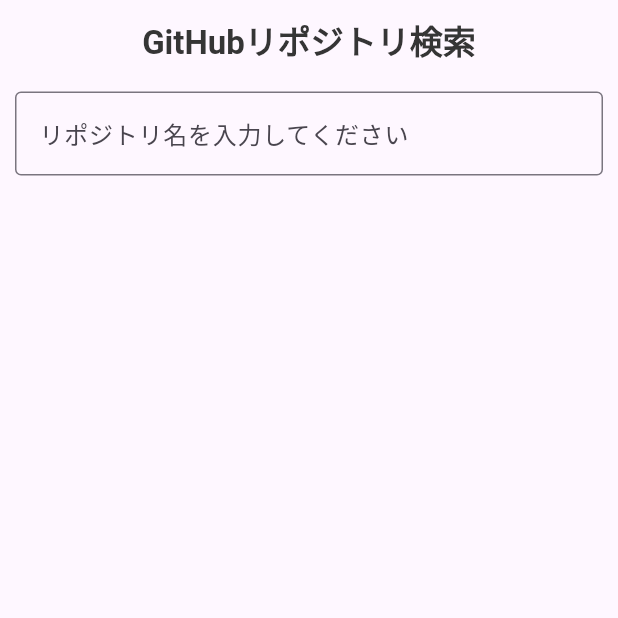
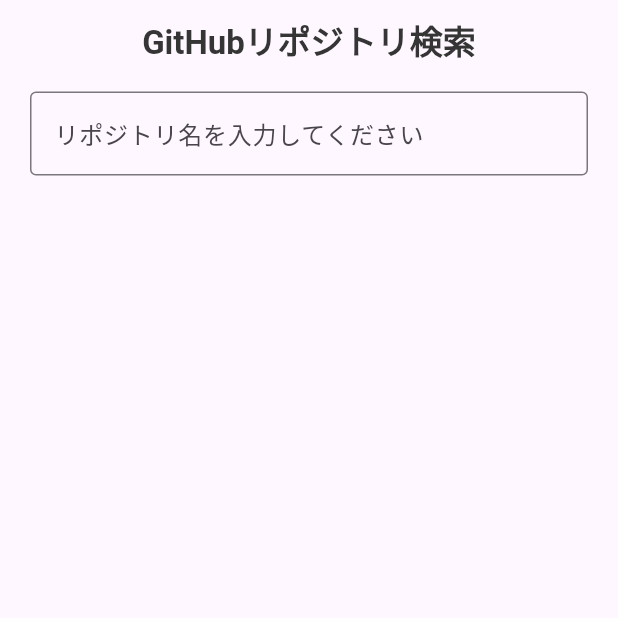
Before and after one commit to yadu2222/repository_search, a Flutter app: the screen it shows after launch, on a phone screen of 412 x 824 dp, the top half of it. Run offline on Flutter 3.47's test engine with Material 3 defaults, Android fonts, the phone set to English and light mode, and no system bars; our stand-ins replace go_router; Roboto replaces fonts that are missing (Noto Sans JP).

Commit message:
[add]ページを作成

```diff
--- a/lib/view/pages/search_pege.dart
+++ b/lib/view/pages/search_pege.dart
@@ -14,7 +14,7 @@ class SearchPage extends StatelessWidget {
       children: [
         // 検索フォーム
         Padding(
-          padding: const EdgeInsets.only(left: 10, right: 10, top: 5, bottom: 5),
+          padding: const EdgeInsets.only(left: 20, right: 20, top: 5, bottom: 5),
           child: TextField(
             decoration: const InputDecoration(
               hintText: 'リポジトリ名を入力してください',
@@ -31,9 +31,7 @@ class SearchPage extends StatelessWidget {
             if (provider.loading) {
               return const Center(child: CircularProgressIndicator());
             } else {
-              return Expanded(
-                child: RepositoryList(repositories: provider.repositories)
-              );
+              return Expanded(child: RepositoryList(repositories: provider.repositories));
             }
           },
         ),
```
